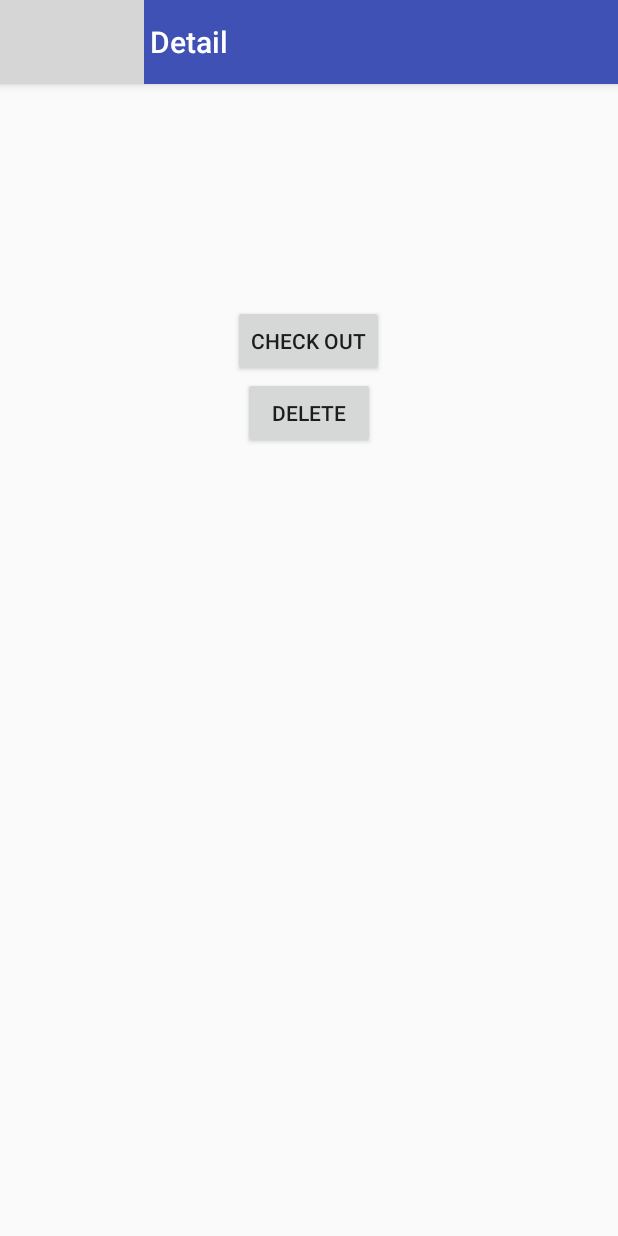
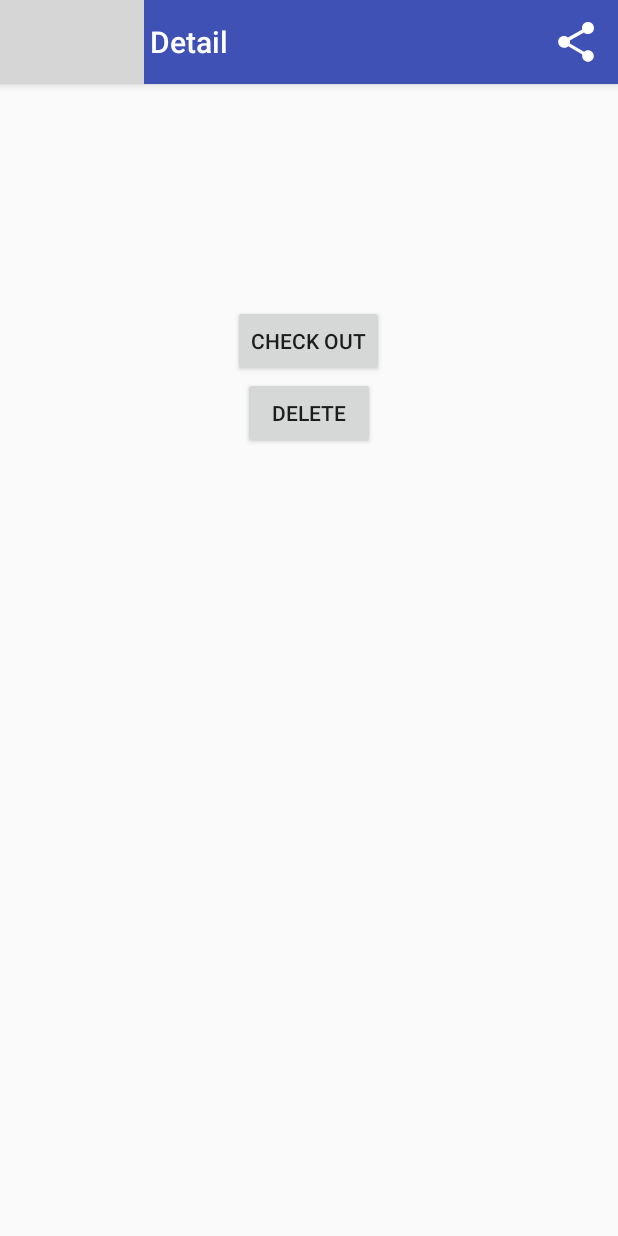
Before and after one commit to shawnfan/Prolific-Library, an Android app: the BooksDetailActivity screen opened directly, with no data from a screen before it, on a phone screen of 412 x 824 dp. Run offline under Robolectric (Android 15) with nearby library versions, the light colour scheme and no system bars; 2 statements that could not run were skipped; grey boxes are pictures that could not be loaded.

Commit message:
still working on share action

```diff
--- a/app/src/main/java/com/xiaoyaoworm/prolificlibrary/activity/BooksDetailActivity.java
+++ b/app/src/main/java/com/xiaoyaoworm/prolificlibrary/activity/BooksDetailActivity.java
@@ -4,15 +4,20 @@
 import android.content.Intent;
 import android.os.Bundle;
 import android.support.v4.app.NavUtils;
+import android.support.v4.view.MenuItemCompat;
+import android.support.v4.view.ViewPager;
 import android.support.v7.app.AlertDialog;
 import android.support.v7.app.AppCompatActivity;
+import android.support.v7.widget.ShareActionProvider;
 import android.support.v7.widget.Toolbar;
 import android.util.Log;
 import android.view.LayoutInflater;
+import android.view.Menu;
 import android.view.MenuItem;
 import android.view.View;
 import android.widget.Button;
 import android.widget.EditText;
+
 import android.widget.TextView;
 import android.widget.Toast;
 
@@ -44,6 +49,7 @@
     public static final String LAST_CHECKOUT_OUT1 = "Last Checkout Out:";
     public static final String DELETE_BOOK_SUCCESSFULLY = "Delete Book Successfully.";
 
+    private ShareActionProvider mShareActionProvider;
 
     public TextView bookTitleText;
     public TextView bookAuthorText;
@@ -243,4 +249,33 @@
         }
         return super.onOptionsItemSelected(item);
     }
+
+    @Override
+    public boolean onCreateOptionsMenu(Menu menu) {
+        // Inflate menu resource file.
+        getMenuInflater().inflate(R.menu.menu_books_detail, menu);
+
+        // Locate MenuItem with ShareActionProvider
+        MenuItem item = menu.findItem(R.id.menu_share);
+
+        int currentViewPagerItem = ((ViewPager) findViewById(R.id.viewpager)).getCurrentItem();
+        setShareIntent(currentViewPagerItem);
+
+        return super.onCreateOptionsMenu(menu);
+    }
+
+
+    private void setShareIntent(int position) {
+        // BEGIN_INCLUDE(update_sap)
+        if (mShareActionProvider != null) {
+            // Get the currently selected item, and retrieve it's share intent
+            ContentItem item = mItems.get(position);
+            Intent shareIntent = item.getShareIntent(BooksDetailActivity.this);
+
+            // Now update the ShareActionProvider with the new share intent
+            mShareActionProvider.setShareIntent(shareIntent);
+        }
+    }
+
+
 }
--- /dev/null
+++ b/app/src/main/res/menu/menu_books_detail.xml
@@ -0,0 +1,13 @@
+<menu xmlns:android="http://schemas.android.com/apk/res/android"
+    xmlns:tools="http://schemas.android.com/tools"
+    xmlns:support="http://schemas.android.com/apk/res-auto"
+    tools:context=".activity.BooksDetailActivity">
+
+
+    <item
+        android:id="@+id/menu_share"
+        android:title="@string/menu_share"
+        support:actionProviderClass="android.support.v7.widget.ShareActionProvider"
+        support:showAsAction="always" />
+
+</menu>
--- a/app/src/main/res/values/strings.xml
+++ b/app/src/main/res/values/strings.xml
@@ -15,6 +15,9 @@
     <string name="button_submit">Submit</string>
     <string name="button_done">Done</string>
 
+    <string name="menu_share">Share</string>
+
+
 
     <string name="button_checkout">Check Out</string>
     <string name="button_delete">Delete</string>
```
